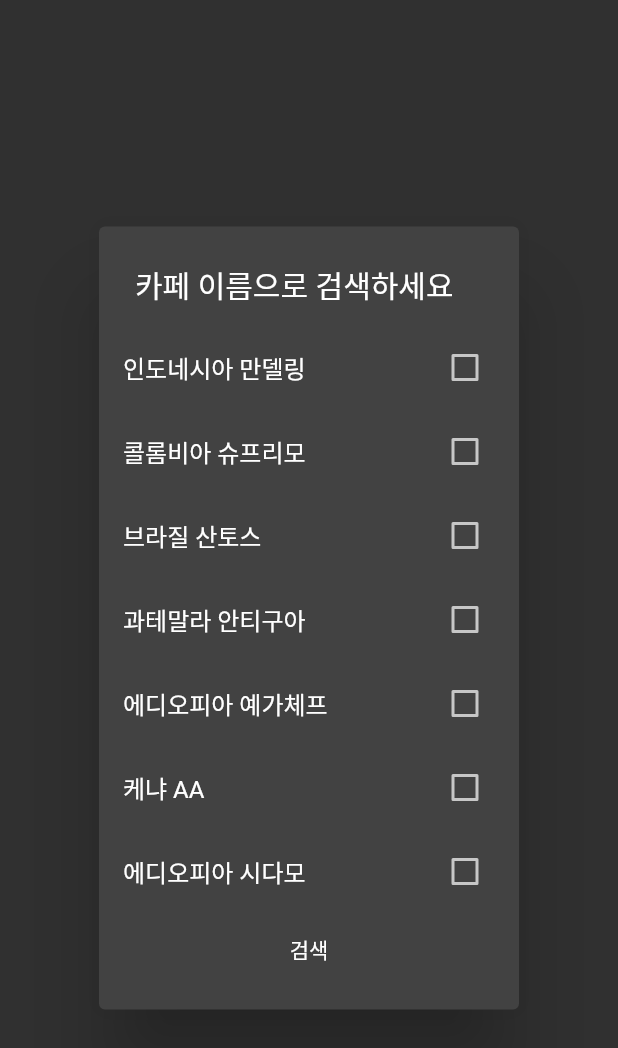
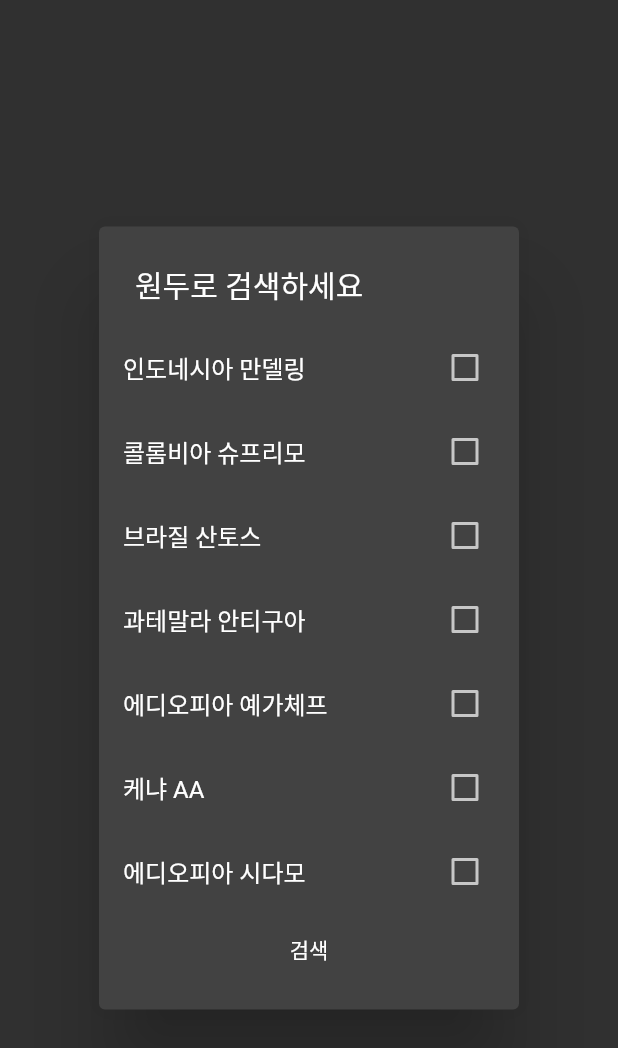
Before and after one commit to minglee68/cafeApp, a Flutter app: the SearchForm widget shown alone on an empty page, opened directly, on a phone screen of 412 x 824 dp. Shown: the top 1048 px of the screen. Run offline on Flutter 3.47's test engine with Material 2 defaults, Android fonts, the phone set to English and light mode, and no system bars; our stand-ins replace charts_flutter, cloud_firestore, firebase_auth, firebase_storage, flutter_signin_button, geolocator and 5 more; missing offline and left inert: google_maps_webservice; accounts and stored records are empty.

Commit message:
fixed bean search

```diff
--- a/lib/search.dart
+++ b/lib/search.dart
@@ -326,7 +326,7 @@ class SearchFormState extends State<SearchForm> {
   @override
   Widget build(BuildContext context) {
     return SimpleDialog(
-      title: Text('카페 이름으로 검색하세요'),
+      title: Text('원두로 검색하세요'),
       children: <Widget>[
         SingleChildScrollView(
           child: Column(
```
